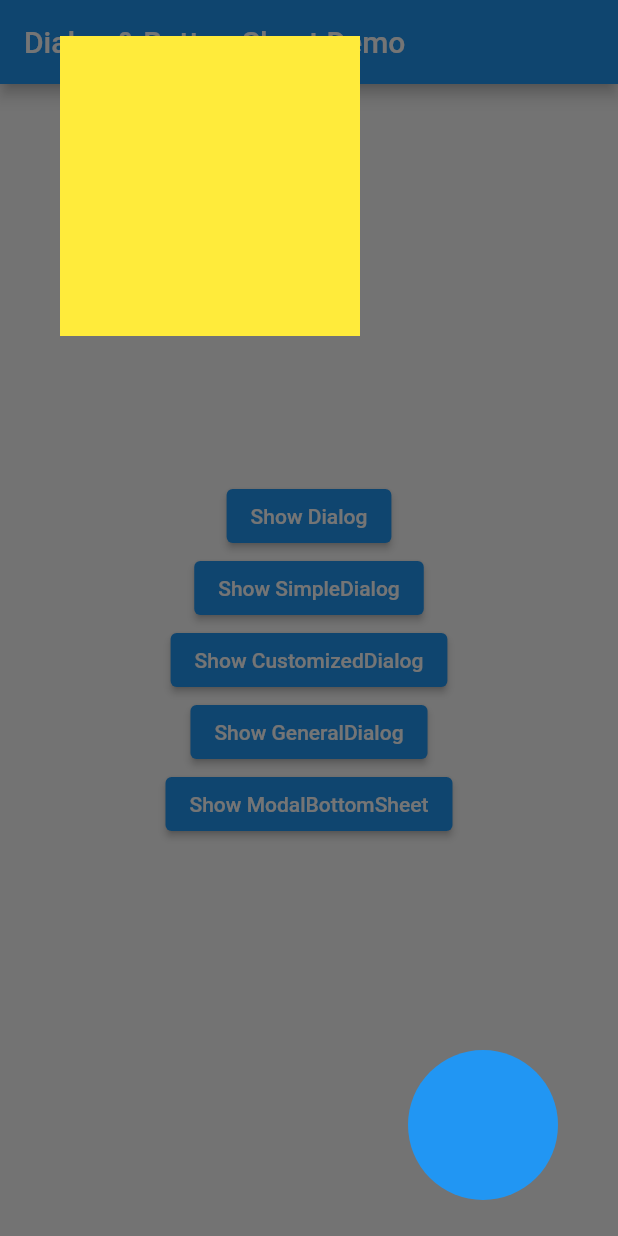
After one commit to HEY-BLOOD/first_flutter_app, a Flutter app: the screen it shows after launch, after a tap on "Show CustomizedDialog", on a phone screen of 412 x 824 dp. The commit adds this screen. Run offline on Flutter 3.47's test engine with Material 2 defaults, Android fonts, the phone set to English and light mode, and no system bars.

Commit message:
Dialog & BottomSheet

```diff
--- /dev/null
+++ b/lib/ex_dialog_bottomsheet.dart
@@ -0,0 +1,165 @@
+import 'package:flutter/material.dart';
+
+class MyDialogBottomSheetApp extends StatelessWidget {
+  const MyDialogBottomSheetApp({Key? key}) : super(key: key);
+
+  @override
+  Widget build(BuildContext context) {
+    return MaterialApp(
+      home: MyDialogBottomSheetPage(),
+    );
+  }
+}
+
+class MyDialogBottomSheetPage extends StatefulWidget {
+  MyDialogBottomSheetPage({Key? key}) : super(key: key);
+
+  @override
+  State<MyDialogBottomSheetPage> createState() =>
+      _MyDialogBottomSheetPageState();
+}
+
+class _MyDialogBottomSheetPageState extends State<MyDialogBottomSheetPage> {
+  @override
+  Widget build(BuildContext context) {
+    return Scaffold(
+      appBar: AppBar(title: Text("Dialog & BottomSheet Demo")),
+      body: Center(
+        child: Column(
+          mainAxisAlignment: MainAxisAlignment.center,
+          mainAxisSize: MainAxisSize.min,
+          children: [
+            ElevatedButton(onPressed: _showDialog, child: Text("Show Dialog")),
+            ElevatedButton(
+                onPressed: _showSimpleDialog, child: Text("Show SimpleDialog")),
+            ElevatedButton(
+                onPressed: _showCustomizedDialog,
+                child: Text("Show CustomizedDialog")),
+            ElevatedButton(
+                onPressed: _showGeneralDialog,
+                child: Text("Show GeneralDialog")),
+            ElevatedButton(
+                onPressed: _showModalBottomSheet,
+                child: Text("Show ModalBottomSheet")),
+          ],
+        ),
+      ),
+    );
+  }
+
+  _showModalBottomSheet() {
+    showModalBottomSheet(
+      context: context,
+      builder: (context) => Container(
+        height: 200,
+        color: Colors.amber,
+        child: Text("Bottom Sheet"),
+      ),
+    );
+  }
+
+  _showGeneralDialog() {
+    showGeneralDialog(
+      context: context,
+      pageBuilder: (context, animation1, animation2) => Container(
+        color: Colors.amber,
+        width: double.infinity,
+        height: double.infinity,
+      ),
+    );
+  }
+
+  _showCustomizedDialog() {
+    showDialog(
+      context: context,
+      builder: (context) => Dialog(
+        elevation: 0,
+        backgroundColor: Colors.transparent,
+        child: Container(
+          width: double.infinity,
+          height: double.infinity,
+          child: Stack(
+            children: [
+              Positioned(
+                top: 0,
+                left: 0,
+                child: Container(
+                  width: 200,
+                  height: 200,
+                  color: Colors.yellow,
+                ),
+              ),
+              Positioned(
+                bottom: 0,
+                right: 0,
+                child: Container(
+                  width: 100,
+                  height: 100,
+                  decoration:
+                      BoxDecoration(shape: BoxShape.circle, color: Colors.blue),
+                ),
+              ),
+            ],
+          ),
+        ),
+      ),
+    );
+  }
+
+  _showSimpleDialog() {
+    showDialog(
+      context: context,
+      builder: (context) => SimpleDialog(
+        title: Text("Title of SimpleDialog"),
+        children: [
+          SimpleDialogOption(
+            child: Text("Option 1"),
+            onPressed: () {
+              debugPrint("Option 1 clicked");
+            },
+          ),
+          SimpleDialogOption(
+            child: Text("Option 2"),
+            onPressed: () {
+              debugPrint("Option 2 clicked");
+            },
+          ),
+          SimpleDialogOption(
+            child: Text("Option 3"),
+            onPressed: () {
+              debugPrint("Option 3 clicked");
+            },
+          ),
+        ],
+      ),
+    );
+  }
+
+  _showDialog() {
+    showDialog(
+      barrierDismissible: false,
+      context: context,
+      builder: (context) => AlertDialog(
+        title: Text("title of alert"),
+        content: Text("content of Dialog"),
+        elevation: 8,
+        backgroundColor: Colors.yellowAccent,
+        shape: RoundedRectangleBorder(borderRadius: BorderRadius.circular(15)),
+        actions: [
+          TextButton(
+            onPressed: () {
+              Navigator.of(context).pop();
+            },
+            child: Text("Cancel"),
+          ),
+          TextButton(
+            onPressed: () {
+              Navigator.of(context).pop();
+            },
+            child: Text("Confirm"),
+          ),
+        ],
+      ),
+    );
+  }
+}
--- a/lib/main.dart
+++ b/lib/main.dart
@@ -1,8 +1,8 @@
-import 'package:first_app/ex_form.dart';
+import 'package:first_app/ex_dialog_bottomsheet.dart';
 import 'package:flutter/material.dart';
 
 void main() {
-  runApp(MyFormApp());
+  runApp(MyDialogBottomSheetApp());
 }
 
 class MyApp extends StatelessWidget {
```
